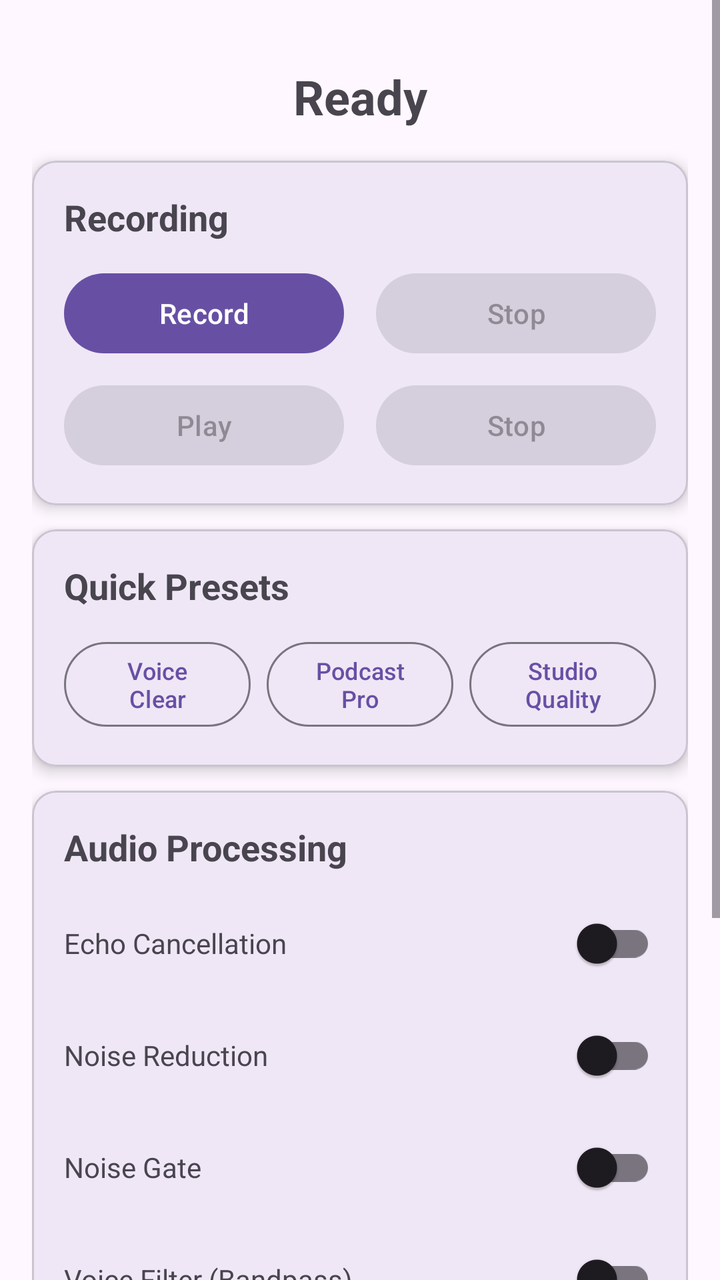
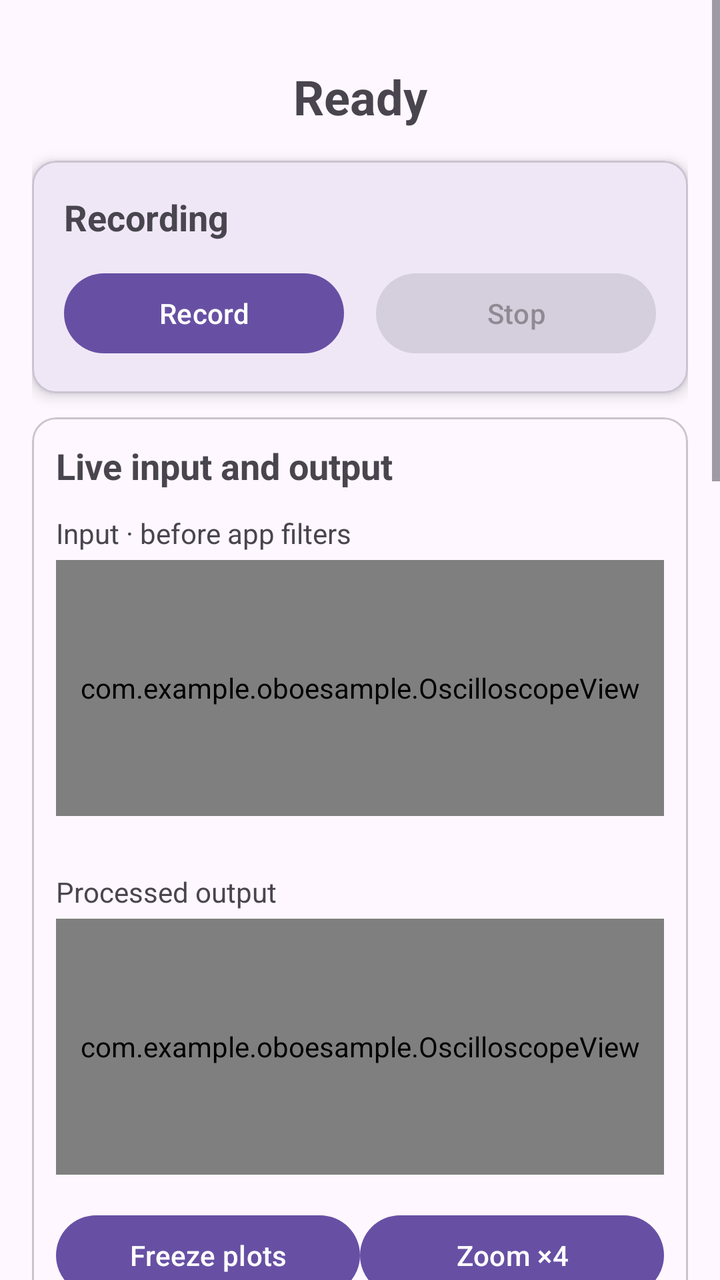

Screens rendered from an Android XML layout before and after an edit, with the pre-edit source and the edit as a unified diff.
<!-- AndroidManifest.xml: application theme Theme.OBOESAMPLE -->
<!-- res/layout/activity_main.xml -->
<?xml version="1.0" encoding="utf-8"?>
<ScrollView xmlns:android="http://schemas.android.com/apk/res/android"
    xmlns:app="http://schemas.android.com/apk/res-auto"
    xmlns:tools="http://schemas.android.com/tools"
    android:layout_width="match_parent"
    android:layout_height="match_parent"
    android:fillViewport="true"
    tools:context=".MainActivity">

    <androidx.constraintlayout.widget.ConstraintLayout
        android:layout_width="match_parent"
        android:layout_height="wrap_content"
        android:padding="16dp">

        
        <TextView
            android:id="@+id/statusTextView"
            android:layout_width="0dp"
            android:layout_height="wrap_content"
            android:text="@string/status_ready"
            android:textAlignment="center"
            android:textSize="24sp"
            android:textStyle="bold"
            android:layout_marginTop="16dp"
            app:layout_constraintEnd_toEndOf="parent"
            app:layout_constraintStart_toStartOf="parent"
            app:layout_constraintTop_toTopOf="parent" />

        
        <com.google.android.material.card.MaterialCardView
            android:id="@+id/recordingCard"
            android:layout_width="0dp"
            android:layout_height="wrap_content"
            android:layout_marginTop="16dp"
            app:cardCornerRadius="12dp"
            app:cardElevation="4dp"
            app:layout_constraintEnd_toEndOf="parent"
            app:layout_constraintStart_toStartOf="parent"
            app:layout_constraintTop_toBottomOf="@id/statusTextView">

            <LinearLayout
                android:layout_width="match_parent"
                android:layout_height="wrap_content"
                android:orientation="vertical"
                android:padding="16dp">

                <TextView
                    android:layout_width="wrap_content"
                    android:layout_height="wrap_content"
                    android:text="Recording"
                    android:textSize="18sp"
                    android:textStyle="bold"
                    android:layout_marginBottom="12dp" />

                <LinearLayout
                    android:layout_width="match_parent"
                    android:layout_height="wrap_content"
                    android:orientation="horizontal">

                    <Button
                        android:id="@+id/recordButton"
                        android:layout_width="0dp"
                        android:layout_height="wrap_content"
                        android:layout_weight="1"
                        android:layout_marginEnd="8dp"
                        android:text="Record"
                        android:textAllCaps="false" />

                    <Button
                        android:id="@+id/stopRecordButton"
                        android:layout_width="0dp"
                        android:layout_height="wrap_content"
                        android:layout_weight="1"
                        android:layout_marginStart="8dp"
                        android:text="Stop"
                        android:textAllCaps="false"
                        android:enabled="false" />

                </LinearLayout>

                <LinearLayout
                    android:layout_width="match_parent"
                    android:layout_height="wrap_content"
                    android:orientation="horizontal"
                    android:layout_marginTop="8dp">

                    <Button
                        android:id="@+id/playButton"
                        android:layout_width="0dp"
                        android:layout_height="wrap_content"
                        android:layout_weight="1"
                        android:layout_marginEnd="8dp"
                        android:text="Play"
                        android:textAllCaps="false"
                        android:enabled="false" />

                    <Button
                        android:id="@+id/stopPlayButton"
                        android:layout_width="0dp"
                        android:layout_height="wrap_content"
                        android:layout_weight="1"
                        android:layout_marginStart="8dp"
                        android:text="Stop"
                        android:textAllCaps="false"
                        android:enabled="false" />

                </LinearLayout>

            </LinearLayout>

        </com.google.android.material.card.MaterialCardView>

        
        <com.google.android.material.card.MaterialCardView
            android:id="@+id/presetsCard"
            android:layout_width="0dp"
            android:layout_height="wrap_content"
            android:layout_marginTop="12dp"
            app:cardCornerRadius="12dp"
            app:cardElevation="4dp"
            app:layout_constraintEnd_toEndOf="parent"
            app:layout_constraintStart_toStartOf="parent"
            app:layout_constraintTop_toBottomOf="@id/recordingCard">

            <LinearLayout
                android:layout_width="match_parent"
                android:layout_height="wrap_content"
                android:orientation="vertical"
                android:padding="16dp">

                <TextView
                    android:layout_width="wrap_content"
                    android:layout_height="wrap_content"
                    android:text="Quick Presets"
                    android:textSize="18sp"
                    android:textStyle="bold"
                    android:layout_marginBottom="12dp" />

                <LinearLayout
                    android:layout_width="match_parent"
                    android:layout_height="wrap_content"
                    android:orientation="horizontal">

                    <Button
                        android:id="@+id/presetVoiceButton"
                        android:layout_width="0dp"
                        android:layout_height="wrap_content"
                        android:layout_weight="1"
                        android:layout_marginEnd="4dp"
                        android:text="Voice\nClear"
                        android:textAllCaps="false"
                        android:textSize="12sp"
                        style="@style/Widget.Material3.Button.OutlinedButton" />

                    <Button
                        android:id="@+id/presetPodcastButton"
                        android:layout_width="0dp"
                        android:layout_height="wrap_content"
                        android:layout_weight="1"
                        android:layout_marginStart="4dp"
                        android:layout_marginEnd="4dp"
                        android:text="Podcast\nPro"
                        android:textAllCaps="false"
                        android:textSize="12sp"
                        style="@style/Widget.Material3.Button.OutlinedButton" />

                    <Button
                        android:id="@+id/presetStudioButton"
                        android:layout_width="0dp"
                        android:layout_height="wrap_content"
                        android:layout_weight="1"
                        android:layout_marginStart="4dp"
                        android:text="Studio\nQuality"
                        android:textAllCaps="false"
                        android:textSize="12sp"
                        style="@style/Widget.Material3.Button.OutlinedButton" />

                </LinearLayout>

            </LinearLayout>

        </com.google.android.material.card.MaterialCardView>

        
        <com.google.android.material.card.MaterialCardView
            android:id="@+id/masterCard"
            android:layout_width="0dp"
            android:layout_height="wrap_content"
            android:layout_marginTop="12dp"
            app:cardCornerRadius="12dp"
            app:cardElevation="4dp"
            app:layout_constraintEnd_toEndOf="parent"
            app:layout_constraintStart_toStartOf="parent"
            app:layout_constraintTop_toBottomOf="@id/presetsCard">

            <LinearLayout
                android:layout_width="match_parent"
                android:layout_height="wrap_content"
                android:orientation="vertical"
                android:padding="16dp">

                <TextView
                    android:layout_width="wrap_content"
                    android:layout_height="wrap_content"
                    android:text="Audio Processing"
                    android:textSize="18sp"
                    android:textStyle="bold"
                    android:layout_marginBottom="12dp" />

                
                <LinearLayout
                    android:layout_width="match_parent"
                    android:layout_height="wrap_content"
                    android:orientation="horizontal"
                    android:gravity="center_vertical"
                    android:layout_marginBottom="8dp">

                    <TextView
                        android:layout_width="0dp"
                        android:layout_height="wrap_content"
                        android:layout_weight="1"
                        android:text="Echo Cancellation"
                        android:textSize="14sp" />

                    <com.google.android.material.switchmaterial.SwitchMaterial
                        android:id="@+id/echoCancellerSwitch"
                        android:layout_width="wrap_content"
                        android:layout_height="wrap_content" />

                </LinearLayout>

                
                <LinearLayout
                    android:layout_width="match_parent"
                    android:layout_height="wrap_content"
                    android:orientation="horizontal"
                    android:gravity="center_vertical"
                    android:layout_marginBottom="8dp">

                    <TextView
                        android:layout_width="0dp"
                        android:layout_height="wrap_content"
                        android:layout_weight="1"
                        android:text="Noise Reduction"
                        android:textSize="14sp" />

                    <com.google.android.material.switchmaterial.SwitchMaterial
                        android:id="@+id/noiseReductionSwitch"
                        android:layout_width="wrap_content"
                        android:layout_height="wrap_content" />

                </LinearLayout>

                
                <LinearLayout
                    android:layout_width="match_parent"
                    android:layout_height="wrap_content"
                    android:orientation="horizontal"
                    android:gravity="center_vertical"
                    android:layout_marginBottom="8dp">

                    <TextView
                        android:layout_width="0dp"
                        android:layout_height="wrap_content"
                        android:layout_weight="1"
                        android:text="Noise Gate"
                        android:textSize="14sp" />

                    <com.google.android.material.switchmaterial.SwitchMaterial
                        android:id="@+id/noiseGateSwitch"
                        android:layout_width="wrap_content"
                        android:layout_height="wrap_content" />

                </LinearLayout>

                
                <LinearLayout
                    android:layout_width="match_parent"
                    android:layout_height="wrap_content"
                    android:orientation="horizontal"
                    android:gravity="center_vertical"
                    android:layout_marginBottom="8dp">

                    <TextView
                        android:layout_width="0dp"
                        android:layout_height="wrap_content"
                        android:layout_weight="1"
                        android:text="Voice Filter (Bandpass)"
                        android:textSize="14sp" />

                    <com.google.android.material.switchmaterial.SwitchMaterial
                        android:id="@+id/bandpassSwitch"
                        android:layout_width="wrap_content"
                        android:layout_height="wrap_content" />

                </LinearLayout>

                
                <LinearLayout
                    android:layout_width="match_parent"
                    android:layout_height="wrap_content"
                    android:orientation="horizontal"
                    android:gravity="center_vertical"
                    android:layout_marginBottom="8dp">

                    <TextView
                        android:layout_width="0dp"
                        android:layout_height="wrap_content"
                        android:layout_weight="1"
                        android:text="Presence Boost (Peaking)"
                        android:textSize="14sp" />

                    <com.google.android.material.switchmaterial.SwitchMaterial
                        android:id="@+id/peakingSwitch"
                        android:layout_width="wrap_content"
                        android:layout_height="wrap_content" />

                </LinearLayout>

                
                <LinearLayout
                    android:layout_width="match_parent"
                    android:layout_height="wrap_content"
                    android:orientation="horizontal"
                    android:gravity="center_vertical">

                    <TextView
                        android:layout_width="0dp"
                        android:layout_height="wrap_content"
                        android:layout_weight="1"
                        android:text="Clarity Boost (High Shelf)"
                        android:textSize="14sp" />

                    <com.google.android.material.switchmaterial.SwitchMaterial
                        android:id="@+id/highShelfSwitch"
                        android:layout_width="wrap_content"
                        android:layout_height="wrap_content" />

                </LinearLayout>

            </LinearLayout>

        </com.google.android.material.card.MaterialCardView>

        
        <com.google.android.material.card.MaterialCardView
            android:id="@+id/advancedCard"
            android:layout_width="0dp"
            android:layout_height="wrap_content"
            android:layout_marginTop="12dp"
            android:layout_marginBottom="16dp"
            app:cardCornerRadius="12dp"
            app:cardElevation="4dp"
            app:layout_constraintEnd_toEndOf="parent"
            app:layout_constraintStart_toStartOf="parent"
            app:layout_constraintTop_toBottomOf="@id/masterCard"
            app:layout_constraintBottom_toBottomOf="parent">

            <LinearLayout
                android:layout_width="match_parent"
                android:layout_height="wrap_content"
                android:orientation="vertical"
                android:padding="16dp">

                <LinearLayout
                    android:id="@+id/advancedHeader"
                    android:layout_width="match_parent"
                    android:layout_height="wrap_content"
                    android:orientation="horizontal"
                    android:gravity="center_vertical"
                    android:clickable="true"
                    android:focusable="true"
                    android:background="?attr/selectableItemBackground">

                    <TextView
                        android:layout_width="0dp"
                        android:layout_height="wrap_content"
                        android:layout_weight="1"
                        android:text="Advanced Settings"
                        android:textSize="18sp"
                        android:textStyle="bold" />

                    <TextView
                        android:id="@+id/advancedExpandIcon"
                        android:layout_width="wrap_content"
                        android:layout_height="wrap_content"
                        android:text="▼"
                        android:textSize="18sp" />

                </LinearLayout>

                <LinearLayout
                    android:id="@+id/advancedContent"
                    android:layout_width="match_parent"
                    android:layout_height="wrap_content"
                    android:orientation="vertical"
                    android:visibility="gone"
                    android:layout_marginTop="12dp">

                    <TextView
                        android:layout_width="match_parent"
                        android:layout_height="wrap_content"
                        android:text="Fine-tune individual parameters for expert control"
                        android:textSize="12sp"
                        android:textColor="?android:attr/textColorSecondary"
                        android:layout_marginBottom="16dp" />

                    
                    <TextView
                        android:id="@+id/noiseGateLabel"
                        android:layout_width="wrap_content"
                        android:layout_height="wrap_content"
                        android:text="Noise Gate Threshold: -40 dB"
                        android:textSize="14sp"
                        android:layout_marginBottom="8dp" />

                    <SeekBar
                        android:id="@+id/noiseGateSeekBar"
                        android:layout_width="match_parent"
                        android:layout_height="wrap_content"
                        android:max="60"
                        android:progress="40"
                        android:enabled="false"
                        android:layout_marginBottom="16dp" />

                    
                    <TextView
                        android:id="@+id/noiseReductionLabel"
                        android:layout_width="wrap_content"
                        android:layout_height="wrap_content"
                        android:text="Noise Reduction: 50%"
                        android:textSize="14sp"
                        android:layout_marginBottom="8dp" />

                    <SeekBar
                        android:id="@+id/noiseReductionSeekBar"
                        android:layout_width="match_parent"
                        android:layout_height="wrap_content"
                        android:max="100"
                        android:progress="50"
                        android:enabled="false"
                        android:layout_marginBottom="16dp" />

                    
                    <TextView
                        android:id="@+id/bandpassFreqLabel"
                        android:layout_width="wrap_content"
                        android:layout_height="wrap_content"
                        android:text="Voice Center: 1500 Hz"
                        android:textSize="14sp"
                        android:layout_marginBottom="8dp" />

                    <SeekBar
                        android:id="@+id/bandpassFreqSeekBar"
                        android:layout_width="match_parent"
                        android:layout_height="wrap_content"
                        android:max="100"
                        android:progress="44"
                        android:enabled="false"
                        android:layout_marginBottom="16dp" />

                </LinearLayout>

            </LinearLayout>

        </com.google.android.material.card.MaterialCardView>

    </androidx.constraintlayout.widget.ConstraintLayout>

</ScrollView>
<!-- resources referenced by this layout -->
<resources>
  <string name="status_ready">Ready</string>
  <style name="Theme.OBOESAMPLE" parent="Base.Theme.OBOESAMPLE" />
  <style name="Base.Theme.OBOESAMPLE" parent="Theme.Material3.DayNight.NoActionBar">
          
          
      </style>
</resources>

<!-- the commit's change to res/layout/activity_main.xml (unified diff, before → after) -->
@@ -78,6 +78,115 @@
 
                 </LinearLayout>
 
+            </LinearLayout>
+
+        </com.google.android.material.card.MaterialCardView>
+
+        <com.google.android.material.card.MaterialCardView
+            android:id="@+id/waveformCard"
+            android:layout_width="0dp"
+            android:layout_height="wrap_content"
+            android:layout_marginTop="12dp"
+            app:cardCornerRadius="12dp"
+            app:layout_constraintStart_toStartOf="parent"
+            app:layout_constraintEnd_toEndOf="parent"
+            app:layout_constraintTop_toBottomOf="@id/recordingCard">
+            <LinearLayout
+                android:layout_width="match_parent"
+                android:layout_height="wrap_content"
+                android:orientation="vertical"
+                android:padding="12dp">
+                <TextView
+                    android:layout_width="match_parent"
+                    android:layout_height="wrap_content"
+                    android:text="@string/scope_title"
+                    android:textStyle="bold"
+                    android:textSize="18sp" />
+                <TextView
+                    android:layout_width="match_parent"
+                    android:layout_height="wrap_content"
+                    android:text="@string/scope_input"
+                    android:layout_marginTop="12dp" />
+                <com.example.oboesample.OscilloscopeView
+                    android:id="@+id/inputOscilloscope"
+                    android:layout_width="match_parent"
+                    android:layout_height="128dp"
+                    android:layout_marginTop="4dp" />
+                <TextView
+                    android:id="@+id/inputLevelsTextView"
+                    android:layout_width="match_parent"
+                    android:layout_height="wrap_content"
+                    android:textSize="12sp" />
+                <TextView
+                    android:layout_width="match_parent"
+                    android:layout_height="wrap_content"
+                    android:text="@string/scope_output"
+                    android:layout_marginTop="12dp" />
+                <com.example.oboesample.OscilloscopeView
+                    android:id="@+id/outputOscilloscope"
+                    android:layout_width="match_parent"
+                    android:layout_height="128dp"
+                    android:layout_marginTop="4dp" />
+                <TextView
+                    android:id="@+id/outputLevelsTextView"
+                    android:layout_width="match_parent"
+                    android:layout_height="wrap_content"
+                    android:textSize="12sp" />
+                <LinearLayout
+                    android:layout_width="match_parent"
+                    android:layout_height="wrap_content"
+                    android:orientation="horizontal">
+                    <Button
+                        android:id="@+id/freezeWaveformButton"
+                        android:layout_width="0dp"
+                        android:layout_height="wrap_content"
+                        android:layout_weight="1"
+                        android:text="@string/scope_freeze"
+                        android:textAllCaps="false" />
+                    <Button
+                        android:id="@+id/waveformZoomButton"
+                        android:layout_width="0dp"
+                        android:layout_height="wrap_content"
+                        android:layout_weight="1"
+                        android:text="@string/scope_zoom_initial"
+                        android:textAllCaps="false" />
+                </LinearLayout>
+                <TextView
+                    android:id="@+id/signalQualityTextView"
+                    android:layout_width="match_parent"
+                    android:layout_height="wrap_content"
+                    android:text="@string/scope_waiting"
+                    android:accessibilityLiveRegion="polite"
+                    android:textSize="13sp" />
+                <TextView
+                    android:layout_width="match_parent"
+                    android:layout_height="wrap_content"
+                    android:text="@string/scope_caption"
+                    android:textSize="12sp"
+                    android:layout_marginTop="8dp" />
+                <TextView
+                    android:layout_width="match_parent"
+                    android:layout_height="wrap_content"
+                    android:text="@string/scope_quality_note"
+                    android:textSize="12sp"
+                    android:layout_marginTop="4dp" />
+            </LinearLayout>
+        </com.google.android.material.card.MaterialCardView>
+
+        <com.google.android.material.card.MaterialCardView
+            android:id="@+id/recordingFilesCard"
+            android:layout_width="0dp"
+            android:layout_height="wrap_content"
+            android:layout_marginTop="12dp"
+            app:cardCornerRadius="12dp"
+            app:layout_constraintStart_toStartOf="parent"
+            app:layout_constraintEnd_toEndOf="parent"
+            app:layout_constraintTop_toBottomOf="@id/waveformCard">
+            <LinearLayout
+                android:layout_width="match_parent"
+                android:layout_height="wrap_content"
+                android:orientation="vertical"
+                android:padding="16dp">
                 <LinearLayout
                     android:layout_width="match_parent"
                     android:layout_height="wrap_content"
@@ -90,7 +199,7 @@
                         android:layout_height="wrap_content"
                         android:layout_weight="1"
                         android:layout_marginEnd="8dp"
-                        android:text="Play"
+                        android:text="@string/play_output"
                         android:textAllCaps="false"
                         android:enabled="false" />
 
@@ -106,8 +215,55 @@
 
                 </LinearLayout>
 
+                <LinearLayout
+                    android:layout_width="match_parent"
+                    android:layout_height="wrap_content"
+                    android:orientation="horizontal"
+                    android:layout_marginTop="8dp">
+                    <Button
+                        android:id="@+id/playInputButton"
+                        android:layout_width="match_parent"
+                        android:layout_height="wrap_content"
+                        android:text="@string/play_input"
+                        android:textAllCaps="false"
+                        android:enabled="false" />
+                </LinearLayout>
+                <LinearLayout
+                    android:layout_width="match_parent"
+                    android:layout_height="wrap_content"
+                    android:orientation="horizontal">
+                    <Button
+                        android:id="@+id/saveInputButton"
+                        android:layout_width="0dp"
+                        android:layout_height="wrap_content"
+                        android:layout_weight="1"
+                        android:layout_marginEnd="4dp"
+                        android:text="@string/save_input"
+                        android:textAllCaps="false"
+                        android:enabled="false" />
+                    <Button
+                        android:id="@+id/saveOutputButton"
+                        android:layout_width="0dp"
+                        android:layout_height="wrap_content"
+                        android:layout_weight="1"
+                        android:layout_marginStart="4dp"
+                        android:text="@string/save_output"
+                        android:textAllCaps="false"
+                        android:enabled="false" />
+                </LinearLayout>
+                <TextView
+                    android:layout_width="match_parent"
+                    android:layout_height="wrap_content"
+                    android:text="@string/recording_storage_note"
+                    android:textSize="12sp"
+                    android:layout_marginTop="8dp" />
+                <TextView
+                    android:id="@+id/exportStatusTextView"
+                    android:layout_width="match_parent"
+                    android:layout_height="wrap_content"
+                    android:accessibilityLiveRegion="polite"
+                    android:textSize="12sp" />
             </LinearLayout>
-
         </com.google.android.material.card.MaterialCardView>
 
         
@@ -120,7 +276,7 @@
             app:cardElevation="4dp"
             app:layout_constraintEnd_toEndOf="parent"
             app:layout_constraintStart_toStartOf="parent"
-            app:layout_constraintTop_toBottomOf="@id/recordingCard">
+            app:layout_constraintTop_toBottomOf="@id/recordingFilesCard">
 
             <LinearLayout
                 android:layout_width="match_parent"
@@ -419,7 +575,7 @@
                         android:layout_width="match_parent"
                         android:layout_height="wrap_content"
                         android:max="60"
-                        android:progress="40"
+                        android:progress="20"
                         android:enabled="false"
                         android:layout_marginBottom="16dp" />
 
@@ -441,6 +597,55 @@
                         android:enabled="false"
                         android:layout_marginBottom="16dp" />
 
+
+                    <TextView
+                        android:id="@+id/noiseFloorLabel"
+                        android:layout_width="wrap_content"
+                        android:layout_height="wrap_content"
+                        android:text="Noise Floor: -60 dBFS"
+                        android:textSize="14sp"
+                        android:layout_marginBottom="8dp" />
+                    <SeekBar
+                        android:id="@+id/noiseFloorSeekBar"
+                        android:layout_width="match_parent"
+                        android:layout_height="wrap_content"
+                        android:max="60"
+                        android:progress="30"
+                        android:enabled="false"
+                        android:layout_marginBottom="16dp" />
+
+                    <TextView
+                        android:id="@+id/peakingGainLabel"
+                        android:layout_width="wrap_content"
+                        android:layout_height="wrap_content"
+                        android:text="Presence Gain: 6 dB"
+                        android:textSize="14sp"
+                        android:layout_marginBottom="8dp" />
+                    <SeekBar
+                        android:id="@+id/peakingGainSeekBar"
+                        android:layout_width="match_parent"
+                        android:layout_height="wrap_content"
+                        android:max="24"
+                        android:progress="18"
+                        android:enabled="false"
+                        android:layout_marginBottom="16dp" />
+
+                    <TextView
+                        android:id="@+id/highShelfGainLabel"
+                        android:layout_width="wrap_content"
+                        android:layout_height="wrap_content"
+                        android:text="Clarity Gain: 3 dB"
+                        android:textSize="14sp"
+                        android:layout_marginBottom="8dp" />
+                    <SeekBar
+                        android:id="@+id/highShelfGainSeekBar"
+                        android:layout_width="match_parent"
+                        android:layout_height="wrap_content"
+                        android:max="24"
+                        android:progress="15"
+                        android:enabled="false"
+                        android:layout_marginBottom="16dp" />
+
                     
                     <TextView
                         android:id="@+id/bandpassFreqLabel"
@@ -454,8 +659,8 @@
                         android:id="@+id/bandpassFreqSeekBar"
                         android:layout_width="match_parent"
                         android:layout_height="wrap_content"
-                        android:max="100"
-                        android:progress="44"
+                        android:max="3100"
+                        android:progress="1200"
                         android:enabled="false"
                         android:layout_marginBottom="16dp" />
 
<!-- resource entries referenced after the edit -->
@@ -1,5 +1,18 @@
 <!-- resources referenced by this layout -->
 <resources>
+  <string name="play_input">Play input</string>
+  <string name="play_output">Play output</string>
+  <string name="recording_storage_note">Each new recording replaces the local take. After Stop, use Save input/output WAV to keep a copy in a location you choose.</string>
+  <string name="save_input">Save input WAV</string>
+  <string name="save_output">Save output WAV</string>
+  <string name="scope_caption">Same 1-second window and scale. Device/AEC processing may already affect input. Live while recording; the last window stays after Stop. Zoom changes the display only.</string>
+  <string name="scope_freeze">Freeze plots</string>
+  <string name="scope_input">Input · before app filters</string>
+  <string name="scope_output">Processed output</string>
+  <string name="scope_quality_note">Waveforms and levels reveal clipping and level changes; they cannot prove voice quality or noise removal.</string>
+  <string name="scope_title">Live input and output</string>
+  <string name="scope_waiting">Tap Record and speak to compare both signals.</string>
+  <string name="scope_zoom_initial">Zoom ×4</string>
   <string name="status_ready">Ready</string>
   <style name="Theme.OBOESAMPLE" parent="Base.Theme.OBOESAMPLE" />
   <style name="Base.Theme.OBOESAMPLE" parent="Theme.Material3.DayNight.NoActionBar">
